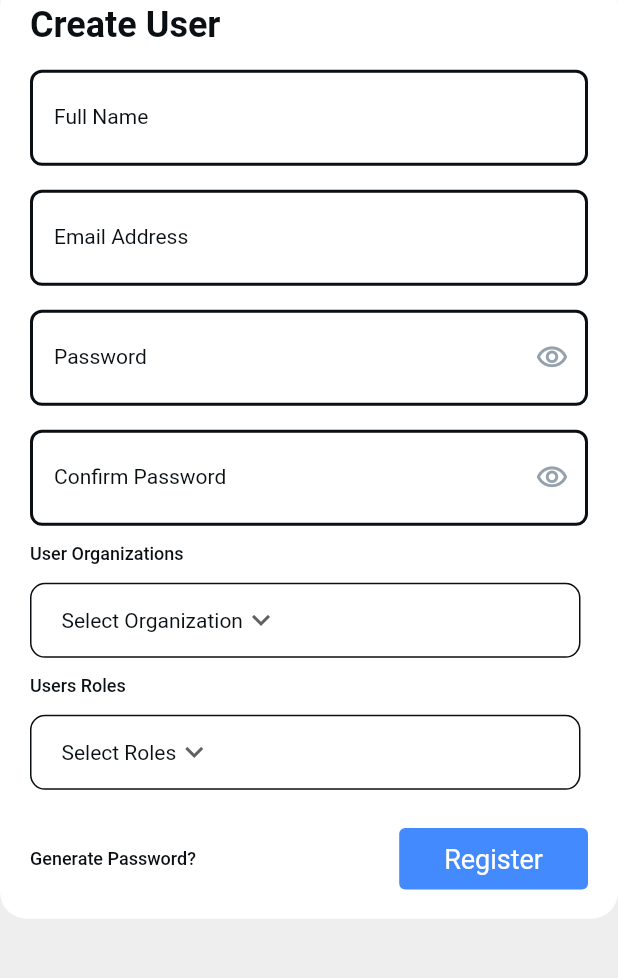
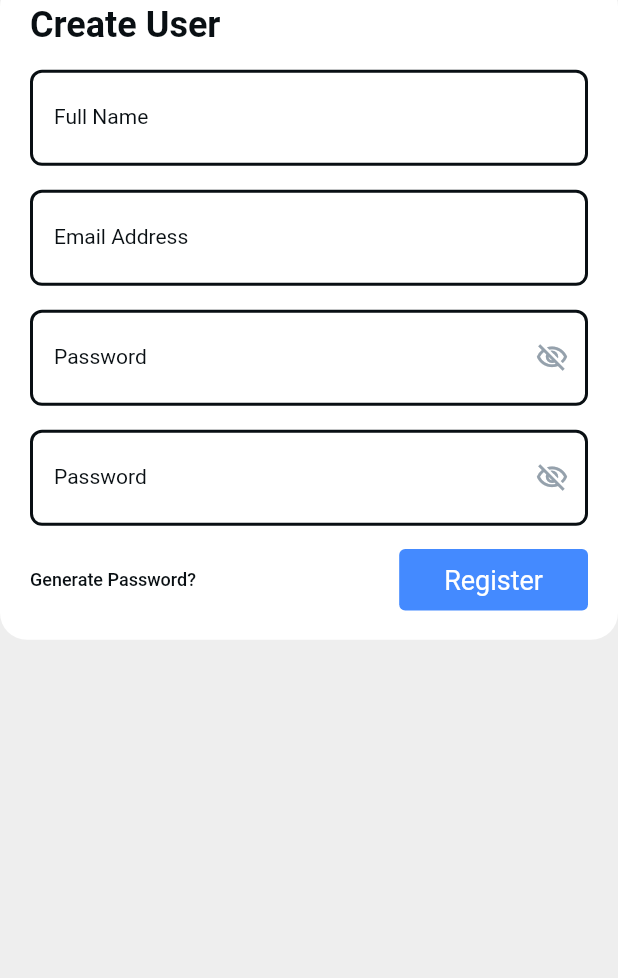
Before and after one commit to AmenyaZ/company, a Flutter app: the RegisterEmployee screen opened directly, on a phone screen of 412 x 824 dp, the part 190-1168 px from its top. Run offline on Flutter 3.47's test engine with Material 2 defaults, Android fonts, the phone set to English and light mode, and no system bars; our stand-ins replace dio, expansion_tile_card, flutter_easyloading, rflutter_alert, shared_preferences; missing offline and left inert: expansion_card; accounts and stored records are empty; Roboto replaces fonts that are missing (Lexend Deca).

Commit message:
Register User UI modified

```diff
--- a/lib/UI/Authentication/register_employee.dart
+++ b/lib/UI/Authentication/register_employee.dart
@@ -49,14 +49,15 @@ class _RegisterEmployeeState extends State<RegisterEmployee> {
     }
   }
 
+  var nameController = TextEditingController();
+  var emailController = TextEditingController();
+  var passwordController = TextEditingController();
+  var passwordConfirmationController = TextEditingController();
+  var passwordVisibility = false;
+
+
   @override
   Widget build(BuildContext context) {
-    var nameController = TextEditingController();
-    var emailController = TextEditingController();
-    var passwordController = TextEditingController();
-    var passwordConfirmationController = TextEditingController();
-    var passwordVisibility = false;
-
 
     double w = MediaQuery.of(context).size.width;
     double h = MediaQuery.of(context).size.height;
@@ -122,8 +123,17 @@ class _RegisterEmployeeState extends State<RegisterEmployee> {
                         children: [
                           Expanded(
                             child: TextFormField(
+                              validator: (value) {
+                                if (value!.isEmpty) {
+                                  const SnackBar(
+                                      content: Text("Enter Full Name"));
+                                } else {
+                                  return null;
+                                }
+                              },
+                              keyboardType: TextInputType.text,
                               controller: nameController,
-                              obscureText: false,
+
                               decoration: InputDecoration(
                                 labelText: 'Full Name',
                                 labelStyle: TextStyle(
@@ -132,7 +142,137 @@ class _RegisterEmployeeState extends State<RegisterEmployee> {
                                   fontSize: 14,
                                   fontWeight: FontWeight.normal,
                                 ),
-                                hintText: 'Enter Full Name...',
+                                hintText: 'Enter your Name here...',
+                                hintStyle: TextStyle(
+                                  fontFamily: 'Lexend Deca',
+                                  color: Color(0xFF090F13),
+                                  fontSize: 14,
+                                  fontWeight: FontWeight.normal,
+                                ),
+                                enabledBorder: OutlineInputBorder(
+                                  borderSide: BorderSide(
+                                    color: Color(0xFF090F13
+                                    ),
+                                    width: 2,
+                                  ),
+                                  borderRadius: BorderRadius.circular(8),
+                                ),
+                                focusedBorder: OutlineInputBorder(
+                                  borderSide: BorderSide(
+                                    color: Color(0xFFDBE2E7),
+                                    width: 2,
+                                  ),
+                                  borderRadius: BorderRadius.circular(8),
+                                ),
+                                filled: true,
+                                fillColor: Colors.white,
+                                contentPadding:
+                                EdgeInsetsDirectional.fromSTEB(16, 24, 0, 24),
+                              ),
+                              style: TextStyle(
+                                fontFamily: 'Lexend Deca',
+                                color: Color(0xFF2B343A),
+                                fontSize: 14,
+                                fontWeight: FontWeight.normal,
+                              ),
+                            ),
+                          ),
+                        ],
+                      ),
+                    ),
+                    Padding(
+                      padding: EdgeInsetsDirectional.fromSTEB(20, 16, 20, 0),
+                      child: Row(
+                        mainAxisSize: MainAxisSize.max,
+                        mainAxisAlignment: MainAxisAlignment.center,
+                        children: [
+                          Expanded(
+                            child: TextFormField(
+                              validator: (value) {
+                                if (value!.isEmpty) {
+                                  const SnackBar(
+                                      content: Text("Please enter your Email"));
+                                } else {
+                                  return null;
+                                }
+                              },
+                              keyboardType: TextInputType.emailAddress,
+                              controller: emailController,
+
+                              decoration: InputDecoration(
+                                labelText: 'Email Address',
+                                labelStyle: TextStyle(
+                                  fontFamily: 'Lexend Deca',
+                                  color: Color(0xFF090F13),
+                                  fontSize: 14,
+                                  fontWeight: FontWeight.normal,
+                                ),
+                                hintText: 'Enter your email here...',
+                                hintStyle: TextStyle(
+                                  fontFamily: 'Lexend Deca',
+                                  color: Color(0xFF090F13),
+                                  fontSize: 14,
+                                  fontWeight: FontWeight.normal,
+                                ),
+                                enabledBorder: OutlineInputBorder(
+                                  borderSide: BorderSide(
+                                    color: Color(0xFF090F13),
+                                    width: 2,
+                                  ),
+                                  borderRadius: BorderRadius.circular(8),
+                                ),
+                                focusedBorder: OutlineInputBorder(
+                                  borderSide: BorderSide(
+                                    color: Color(0xFFDBE2E7
+                                    ),
+                                    width: 2,
+                                  ),
+                                  borderRadius: BorderRadius.circular(8),
+                                ),
+                                filled: true,
+                                fillColor: Colors.white,
+                                contentPadding:
+                                EdgeInsetsDirectional.fromSTEB(16, 24, 0, 24),
+                              ),
+                              style: TextStyle(
+                                fontFamily: 'Lexend Deca',
+                                color: Color(0xFF2B343A),
+                                fontSize: 14,
+                                fontWeight: FontWeight.normal,
+                              ),
+                            ),
+                          ),
+                        ],
+                      ),
+                    ),
+                    Padding(
+                      padding: EdgeInsetsDirectional.fromSTEB(20, 16, 20, 0),
+                      child: Row(
+                        mainAxisSize: MainAxisSize.max,
+                        mainAxisAlignment: MainAxisAlignment.center,
+                        children: [
+                          Expanded(
+                            child: TextFormField(
+                              validator: (value) {
+                                if (value!.isEmpty) {
+                                  const SnackBar(
+                                      content:
+                                      Text("Please enter your Password"));
+                                } else {
+                                  return null;
+                                }
+                              },
+                              controller: passwordController,
+                              obscureText: !passwordVisibility,
+                              decoration: InputDecoration(
+                                labelText: 'Password',
+                                labelStyle: TextStyle(
+                                  fontFamily: 'Lexend Deca',
+                                  color: Color(0xFF090F13),
+                                  fontSize: 14,
+                                  fontWeight: FontWeight.normal,
+                                ),
+                                hintText: 'Enter your password here...',
                                 hintStyle: TextStyle(
                                   fontFamily: 'Lexend Deca',
                                   color: Color(0xFF090F13),
@@ -155,121 +295,16 @@ class _RegisterEmployeeState extends State<RegisterEmployee> {
                                 ),
                                 filled: true,
                                 fillColor: Colors.white,
-                                contentPadding: EdgeInsetsDirectional.fromSTEB(16, 24, 0, 24),
-                              ),
-                              style: TextStyle(
-                                fontFamily: 'Lexend Deca',
-                                color: Color(0xFF2B343A),
-                                fontSize: 14,
-                                fontWeight: FontWeight.normal,
-                              ),
-                            ),
-                          ),
-                        ],
-                      ),
-                    ),
-                    Padding(
-                      padding: EdgeInsetsDirectional.fromSTEB(20, 16, 20, 0),
-                      child: Row(
-                        mainAxisSize: MainAxisSize.max,
-                        mainAxisAlignment: MainAxisAlignment.center,
-                        children: [
-                          Expanded(
-                            child: TextFormField(
-                              controller: emailController,
-                              obscureText: false,
-                              decoration: InputDecoration(
-                                labelText: 'Email Address',
-                                labelStyle: TextStyle(
-                                  fontFamily: 'Lexend Deca',
-                                  color: Color(0xFF090F13),
-                                  fontSize: 14,
-                                  fontWeight: FontWeight.normal,
-                                ),
-                                hintText: 'Enter email address here...',
-                                hintStyle: TextStyle(
-                                  fontFamily: 'Lexend Deca',
-                                  color: Color(0xFF090F13),
-                                  fontSize: 14,
-                                  fontWeight: FontWeight.normal,
-                                ),
-                                enabledBorder: OutlineInputBorder(
-                                  borderSide: BorderSide(
-                                    color: Color(0xFF090F13),
-                                    width: 2,
-                                  ),
-                                  borderRadius: BorderRadius.circular(8),
-                                ),
-                                focusedBorder: OutlineInputBorder(
-                                  borderSide: BorderSide(
-                                    color: Color(0xFFDBE2E7),
-                                    width: 2,
-                                  ),
-                                  borderRadius: BorderRadius.circular(8),
-                                ),
-                                filled: true,
-                                fillColor: Colors.white,
-                                contentPadding: EdgeInsetsDirectional.fromSTEB(16, 24, 0, 24),
-                              ),
-                              style: TextStyle(
-                                fontFamily: 'Lexend Deca',
-                                color: Color(0xFF2B343A),
-                                fontSize: 14,
-                                fontWeight: FontWeight.normal,
-                              ),
-                            ),
-                          ),
-                        ],
-                      ),
-                    ),
-                    Padding(
-                      padding: EdgeInsetsDirectional.fromSTEB(20, 16, 20, 0),
-                      child: Row(
-                        mainAxisSize: MainAxisSize.max,
-                        mainAxisAlignment: MainAxisAlignment.center,
-                        children: [
-                          Expanded(
-                            child: TextFormField(
-                              controller: passwordController,
-                              //obscureText: !passwordVisibility,
-                              decoration: InputDecoration(
-                                labelText: 'Password',
-                                labelStyle: TextStyle(
-                                  fontFamily: 'Lexend Deca',
-                                  color: Color(0xFF090F13),
-                                  fontSize: 14,
-                                  fontWeight: FontWeight.normal,
-                                ),
-                                hintText: 'Enter one time password here...',
-                                hintStyle: TextStyle(
-                                  fontFamily: 'Lexend Deca',
-                                  color: Color(0xFF090F13),
-                                  fontSize: 14,
-                                  fontWeight: FontWeight.normal,
-                                ),
-                                enabledBorder: OutlineInputBorder(
-                                  borderSide: BorderSide(
-                                    color: Color(0xFF090F13),
-                                    width: 2,
-                                  ),
-                                  borderRadius: BorderRadius.circular(8),
-                                ),
-                                focusedBorder: OutlineInputBorder(
-                                  borderSide: BorderSide(
-                                    color: Color(0xFFDBE2E7),
-                                    width: 2,
-                                  ),
-                                  borderRadius: BorderRadius.circular(8),
-                                ),
-                                filled: true,
-                                fillColor: Colors.white,
-                                contentPadding: EdgeInsetsDirectional.fromSTEB(16, 24, 0, 24),
+                                contentPadding:
+                                EdgeInsetsDirectional.fromSTEB(16, 24, 0, 24),
                                 suffixIcon: InkWell(
                                   onTap: () => setState(
-                                        () => _isObscure = !_isObscure,
+                                        () =>
+                                    passwordVisibility = !passwordVisibility,
                                   ),
                                   child: Icon(
-                                    _isObscure ? Icons.visibility_outlined
+                                    passwordVisibility
+                                        ? Icons.visibility_outlined
                                         : Icons.visibility_off_outlined,
                                     color: Color(0xFF95A1AC),
                                     size: 22,
@@ -295,17 +330,26 @@ class _RegisterEmployeeState extends State<RegisterEmployee> {
                         children: [
                           Expanded(
                             child: TextFormField(
+                              validator: (value) {
+                                if (value!.isEmpty) {
+                                  const SnackBar(
+                                      content:
+                                      Text("Please confirm your Password"));
+                                } else {
+                                  return null;
+                                }
+                              },
                               controller: passwordConfirmationController,
-                              //obscureText: !passwordVisibility,
+                              obscureText: !passwordVisibility,
                               decoration: InputDecoration(
-                                labelText: 'Confirm Password',
+                                labelText: 'Password',
                                 labelStyle: TextStyle(
                                   fontFamily: 'Lexend Deca',
                                   color: Color(0xFF090F13),
                                   fontSize: 14,
                                   fontWeight: FontWeight.normal,
                                 ),
-                                hintText: 'Confirm Password here...',
+                                hintText: 'Enter your password here...',
                                 hintStyle: TextStyle(
                                   fontFamily: 'Lexend Deca',
                                   color: Color(0xFF090F13),
@@ -328,13 +372,16 @@ class _RegisterEmployeeState extends State<RegisterEmployee> {
                                 ),
                                 filled: true,
                                 fillColor: Colors.white,
-                                contentPadding: EdgeInsetsDirectional.fromSTEB(16, 24, 0, 24),
+                                contentPadding:
+                                EdgeInsetsDirectional.fromSTEB(16, 24, 0, 24),
                                 suffixIcon: InkWell(
                                   onTap: () => setState(
-                                        () => _isObscure = !_isObscure,
+                                        () =>
+                                    passwordVisibility = !passwordVisibility,
                                   ),
                                   child: Icon(
-                                    _isObscure ? Icons.visibility_outlined
+                                    passwordVisibility
+                                        ? Icons.visibility_outlined
                                         : Icons.visibility_off_outlined,
                                     color: Color(0xFF95A1AC),
                                     size: 22,
@@ -352,7 +399,7 @@ class _RegisterEmployeeState extends State<RegisterEmployee> {
                         ],
                       ),
                     ),
-
+                    /*
                     Padding(
                       padding: EdgeInsetsDirectional.fromSTEB(20, 12, 20, 0),
                       child: Row(
@@ -415,6 +462,8 @@ class _RegisterEmployeeState extends State<RegisterEmployee> {
                         ],
                       ),
                     ),
+
+                     */
                     Padding(
                       padding: EdgeInsetsDirectional.fromSTEB(20, 12, 20, 16),
                       child: Row(
@@ -482,14 +531,6 @@ class _RegisterEmployeeState extends State<RegisterEmployee> {
                           )
 
                     ),
-                    /*
-                    Divider(
-                      height: 2,
-                      thickness: 2,
-                      indent: 20,
-                      endIndent: 20,
-                      color: Color(0xFFDBE2E7),
-                    ),*/
                   ],
                 ),
               )
--- a/lib/api/services/api_client.dart
+++ b/lib/api/services/api_client.dart
@@ -14,7 +14,7 @@ import 'package:http/http.dart' as http;
 import '../Response/ListOrganizationResponse.dart';
 
 class NetworkService {
-  final String url = 'https://eeb3-197-232-1-50.ngrok.io/api';
+  final String url = 'https://b4ab-197-232-1-50.ngrok.io/api';
   final sp = SharedPreferenceHelper();
 
   Future<LogInResponse> UserLogIn(LoginRequest loginRequest) async {
```
Also changed, not shown: lib/UI/Authentication/log_in.dart (+0 -8 lines).
